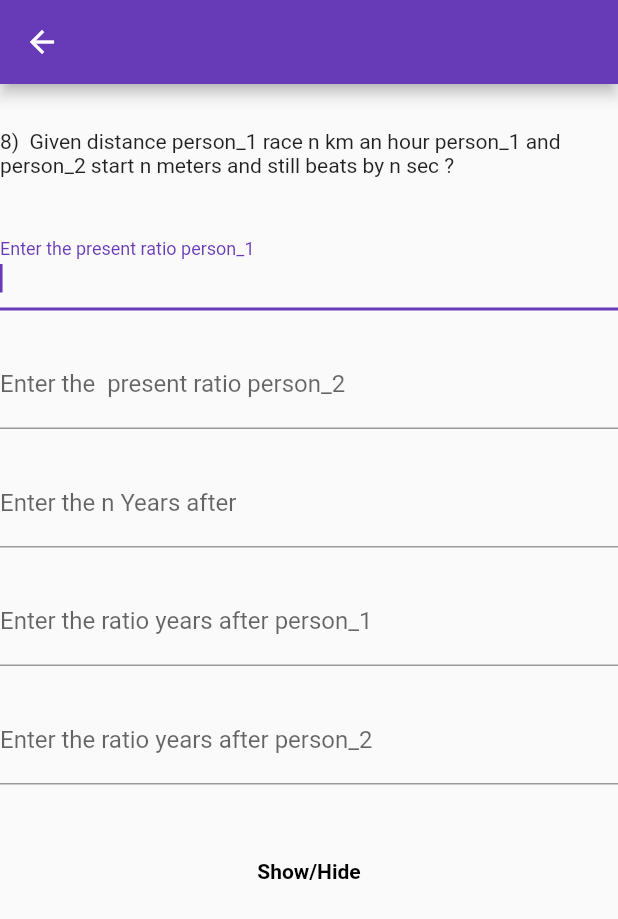
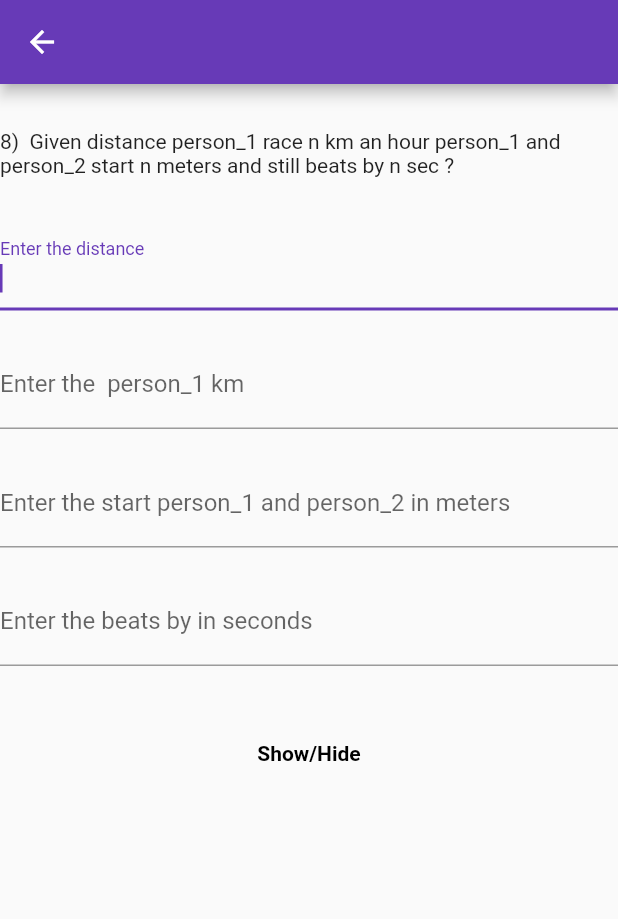
Before and after one commit to Devanandhsagar/apptitude_testing, a Flutter app: the RacesAnswer8 screen opened directly, after a tap on "Show/Hide", on a phone screen of 412 x 824 dp. Shown: the top 919 px of the screen. Run offline on Flutter 3.47's test engine with Material 2 defaults, Android fonts, the phone set to English and light mode, and no system bars.

Commit message:
Races problems are completed with answers

```diff
--- a/lib/Races.dart
+++ b/lib/Races.dart
@@ -56,7 +56,7 @@ class _RacesState extends State<Races> {
           },
           ),
           ListTile(
-            title: const Text('7)  Given distance person_1 defeated person_2 by n sec  ?'),onTap: (){
+            title: const Text('7)   Given distance person_1 defeated person_2 by n sec  and person_1 speed  ?'),onTap: (){
             Navigator.push(context, MaterialPageRoute(builder: (_)=>const RacesAnswer7()));
           },
           ),
--- a/lib/racesanswer10.dart
+++ b/lib/racesanswer10.dart
@@ -12,7 +12,6 @@ class _RacesAnswer10State extends State<RacesAnswer10> {
   var b = TextEditingController();
   var c = TextEditingController();
   var d = TextEditingController();
-  var e= TextEditingController();
   bool show = false;
   var result='';
 
@@ -26,7 +25,7 @@ class _RacesAnswer10State extends State<RacesAnswer10> {
           TextField(
             controller: a,
             decoration: const InputDecoration(
-              label: Text('Enter the present ratio person_1'),
+              label: Text('Enter distance of race'),
 
             ),
             textInputAction: TextInputAction.next,
@@ -37,7 +36,7 @@ class _RacesAnswer10State extends State<RacesAnswer10> {
           TextField(
             controller: b,
             decoration: const InputDecoration(
-              label: Text('Enter the  present ratio person_2'),
+              label: Text('Enter the person_1 beats person_2'),
             ),
             // textInputAction: TextInputAction.next,
             // onSubmitted: (_) => FocusScope.of(context).nextFocus(),
@@ -46,7 +45,7 @@ class _RacesAnswer10State extends State<RacesAnswer10> {
           TextField(
             controller: c,
             decoration: const InputDecoration(
-              label: Text('Enter the n Years after'),
+              label: Text('Enter the person_3'),
             ),
             // textInputAction: TextInputAction.next,
             // onSubmitted: (_) => FocusScope.of(context).nextFocus(),
@@ -55,33 +54,27 @@ class _RacesAnswer10State extends State<RacesAnswer10> {
           TextField(
             controller: d,
             decoration: const InputDecoration(
-              label: Text('Enter the ratio years after person_1'),
+              label: Text('Enter the another distance'),
             ),
             // textInputAction: TextInputAction.next,
             // onSubmitted: (_) => FocusScope.of(context).nextFocus(),
-          ),
-          const SizedBox(height: 20,),
-          TextField(
-            controller: e,
-            decoration: const InputDecoration(
-              label: Text('Enter the ratio years after person_2'),
-            ),
           ),
           const SizedBox(height: 50,),
           GestureDetector(
             onTap: (){
               setState(() {
                 show=!show;
-                int input1=0,input3=0,input5=0;
+                int input1=0,input2=0,input3=0,input4=0;
                 input1=int.parse(a.text);
+                input2=int.parse(b.text);
                 input3=int.parse(c.text);
-                input5=int.parse(e.text);
-                result = "Equation =   $input5  (  $input1  * x -   $input3 )   =  $input5  ( x -  $input3 ) \n"
-                    ">> $input5 * $input1 * x  - $input5 * $input3 = $input5 * x - $input5 * $input3  \n"
-                    ">>  ${input5*input1} * x - $input5 * x = ${input5*input3} - ${input5*input3} \n"
-                    ">> ${(input5*input1)-input5} * x = ${(input5*input3)-(input5*input3)} \n"
-                    ">> Value x = ${((input5*input3)-(input5*input3))/((input5*input1)-input5)}";
-
+                input4=int.parse(d.text);
+                result = "person_1 : person_2 = $input1 : ${input1-input2} \n"
+                    "person_1 : person_3 = $input1 : ${input1-input3}\n"
+                    "person_3/person_2 = person_3/person_1 * person_1/person_2 = ${input1-input2}/$input1 * $input1 /${input1-input3} \n"
+                    ">>${input1-input3} / ${(input1 - input3)/(((input1-input2)/input1) * (input1/(input1-input3)))}\n"
+                    "${1/((input1-input3)- ((input1 - input3)/(((input1-input2)/input1) * (input1/(input1-input3)))))} * $input4 \n"
+                    "${((1/((input1-input3)- ((input1 - input3)/(((input1-input2)/input1) * (input1/(input1-input3)))))) * input4).abs()}  m";
               });
             }, child: const Text('Show/Hide' , style: TextStyle(color: Colors.black ,fontWeight: FontWeight.bold),) ,
           ),
--- a/lib/racesanswer6.dart
+++ b/lib/racesanswer6.dart
@@ -11,8 +11,6 @@ class _RacesAnswer6State extends State<RacesAnswer6> {
   var a = TextEditingController();
   var b = TextEditingController();
   var c = TextEditingController();
-  var d = TextEditingController();
-  var e= TextEditingController();
   bool show = false;
   var result='';
 
@@ -26,7 +24,7 @@ class _RacesAnswer6State extends State<RacesAnswer6> {
           TextField(
             controller: a,
             decoration: const InputDecoration(
-              label: Text('Enter the present ratio person_1'),
+              label: Text('Enter distance in meters'),
 
             ),
             textInputAction: TextInputAction.next,
@@ -37,7 +35,7 @@ class _RacesAnswer6State extends State<RacesAnswer6> {
           TextField(
             controller: b,
             decoration: const InputDecoration(
-              label: Text('Enter the  present ratio person_2'),
+              label: Text('Enter the  person_1 covers in seconds'),
             ),
             // textInputAction: TextInputAction.next,
             // onSubmitted: (_) => FocusScope.of(context).nextFocus(),
@@ -46,41 +44,23 @@ class _RacesAnswer6State extends State<RacesAnswer6> {
           TextField(
             controller: c,
             decoration: const InputDecoration(
-              label: Text('Enter the n Years after'),
+              label: Text('Enter the  person_2 covers in seconds'),
             ),
             // textInputAction: TextInputAction.next,
             // onSubmitted: (_) => FocusScope.of(context).nextFocus(),
-          ),
-          const SizedBox(height: 20,),
-          TextField(
-            controller: d,
-            decoration: const InputDecoration(
-              label: Text('Enter the ratio years after person_1'),
-            ),
-            // textInputAction: TextInputAction.next,
-            // onSubmitted: (_) => FocusScope.of(context).nextFocus(),
-          ),
-          const SizedBox(height: 20,),
-          TextField(
-            controller: e,
-            decoration: const InputDecoration(
-              label: Text('Enter the ratio years after person_2'),
-            ),
           ),
           const SizedBox(height: 50,),
           GestureDetector(
             onTap: (){
               setState(() {
                 show=!show;
-                int input1=0,input3=0,input5=0;
+                int input1=0,input2=0,input3=0;
                 input1=int.parse(a.text);
+                input2=int.parse(b.text);
                 input3=int.parse(c.text);
-                input5=int.parse(e.text);
-                result = "Equation =   $input5  (  $input1  * x -   $input3 )   =  $input5  ( x -  $input3 ) \n"
-                    ">> $input5 * $input1 * x  - $input5 * $input3 = $input5 * x - $input5 * $input3  \n"
-                    ">>  ${input5*input1} * x - $input5 * x = ${input5*input3} - ${input5*input3} \n"
-                    ">> ${(input5*input1)-input5} * x = ${(input5*input3)-(input5*input3)} \n"
-                    ">> Value x = ${((input5*input3)-(input5*input3))/((input5*input1)-input5)}";
+                result = "Distance covered by person_2 in $input3 = $input1 \n"
+                    "Distance covered by in $input2 = ($input1/$input3)*$input2 = ${(input1/input3)*input2}\n"
+                    "person_2 was distance ($input1 - ${(input1/input3)*input2} = ${input1 - ((input1/input3)*input2)}";
 
               });
             }, child: const Text('Show/Hide' , style: TextStyle(color: Colors.black ,fontWeight: FontWeight.bold),) ,
--- a/lib/racesanswer7.dart
+++ b/lib/racesanswer7.dart
@@ -11,22 +11,19 @@ class _RacesAnswer7State extends State<RacesAnswer7> {
   var a = TextEditingController();
   var b = TextEditingController();
   var c = TextEditingController();
-  var d = TextEditingController();
-  var e= TextEditingController();
   bool show = false;
   var result='';
-
   @override
   Widget build(BuildContext context) {
     return Scaffold(appBar: AppBar(
     ),
       body: Column(
-        children:[ const SizedBox(height: 30,),const Text('7)  Given distance person_1 defeated person_2 by n sec  ?'),
+        children:[ const SizedBox(height: 30,),const Text('7)  Given distance person_1 defeated person_2 by n sec  and person_1 speed ?'),
           const SizedBox(height: 30,),
           TextField(
             controller: a,
             decoration: const InputDecoration(
-              label: Text('Enter the present ratio person_1'),
+              label: Text('Enter the distance'),
 
             ),
             textInputAction: TextInputAction.next,
@@ -37,7 +34,7 @@ class _RacesAnswer7State extends State<RacesAnswer7> {
           TextField(
             controller: b,
             decoration: const InputDecoration(
-              label: Text('Enter the  present ratio person_2'),
+              label: Text('Enter defeated in seconds'),
             ),
             // textInputAction: TextInputAction.next,
             // onSubmitted: (_) => FocusScope.of(context).nextFocus(),
@@ -46,41 +43,25 @@ class _RacesAnswer7State extends State<RacesAnswer7> {
           TextField(
             controller: c,
             decoration: const InputDecoration(
-              label: Text('Enter the n Years after'),
+              label: Text('Enter the person_1 speed'),
             ),
             // textInputAction: TextInputAction.next,
             // onSubmitted: (_) => FocusScope.of(context).nextFocus(),
           ),
-          const SizedBox(height: 20,),
-          TextField(
-            controller: d,
-            decoration: const InputDecoration(
-              label: Text('Enter the ratio years after person_1'),
-            ),
-            // textInputAction: TextInputAction.next,
-            // onSubmitted: (_) => FocusScope.of(context).nextFocus(),
-          ),
-          const SizedBox(height: 20,),
-          TextField(
-            controller: e,
-            decoration: const InputDecoration(
-              label: Text('Enter the ratio years after person_2'),
-            ),
-          ),
+
           const SizedBox(height: 50,),
           GestureDetector(
             onTap: (){
               setState(() {
                 show=!show;
-                int input1=0,input3=0,input5=0;
+                int input1=0,input2=0,input3=0;
                 input1=int.parse(a.text);
+                input2=int.parse(b.text);
                 input3=int.parse(c.text);
-                input5=int.parse(e.text);
-                result = "Equation =   $input5  (  $input1  * x -   $input3 )   =  $input5  ( x -  $input3 ) \n"
-                    ">> $input5 * $input1 * x  - $input5 * $input3 = $input5 * x - $input5 * $input3  \n"
-                    ">>  ${input5*input1} * x - $input5 * x = ${input5*input3} - ${input5*input3} \n"
-                    ">> ${(input5*input1)-input5} * x = ${(input5*input3)-(input5*input3)} \n"
-                    ">> Value x = ${((input5*input3)-(input5*input3))/((input5*input1)-input5)}";
+                result = "person_1 speed = $input3 km/hr = ($input3 * 5/18) = ${input3*(5/18)} m/sec \n"
+                    "Time taken person_1 cover $input1 = ($input1 * 1/${input3*(5/18)} = ${input1 * (1/(input3*(5/18)))} \n"
+                    "Time taken to person_2 = (${input1 * (1/(input3*(5/18)))} + $input2 = ${(input1 * (1/(input3*(5/18))))+input2} \n"
+                    "person_2 = $input1/${(input1 * (1/(input3*(5/18))))+input2} * 18/5 = ${(input1/((input1 /(1/(input3*(5/18))))+input2))*(18/5)}  km/hr";
 
               });
             }, child: const Text('Show/Hide' , style: TextStyle(color: Colors.black ,fontWeight: FontWeight.bold),) ,
--- a/lib/racesanswer8.dart
+++ b/lib/racesanswer8.dart
@@ -12,7 +12,6 @@ class _RacesAnswer8State extends State<RacesAnswer8> {
   var b = TextEditingController();
   var c = TextEditingController();
   var d = TextEditingController();
-  var e= TextEditingController();
   bool show = false;
   var result='';
 
@@ -26,7 +25,7 @@ class _RacesAnswer8State extends State<RacesAnswer8> {
           TextField(
             controller: a,
             decoration: const InputDecoration(
-              label: Text('Enter the present ratio person_1'),
+              label: Text('Enter the distance'),
 
             ),
             textInputAction: TextInputAction.next,
@@ -37,7 +36,7 @@ class _RacesAnswer8State extends State<RacesAnswer8> {
           TextField(
             controller: b,
             decoration: const InputDecoration(
-              label: Text('Enter the  present ratio person_2'),
+              label: Text('Enter the  person_1 km'),
             ),
             // textInputAction: TextInputAction.next,
             // onSubmitted: (_) => FocusScope.of(context).nextFocus(),
@@ -46,7 +45,7 @@ class _RacesAnswer8State extends State<RacesAnswer8> {
           TextField(
             controller: c,
             decoration: const InputDecoration(
-              label: Text('Enter the n Years after'),
+              label: Text('Enter the start person_1 and person_2 in meters '),
             ),
             // textInputAction: TextInputAction.next,
             // onSubmitted: (_) => FocusScope.of(context).nextFocus(),
@@ -55,33 +54,24 @@ class _RacesAnswer8State extends State<RacesAnswer8> {
           TextField(
             controller: d,
             decoration: const InputDecoration(
-              label: Text('Enter the ratio years after person_1'),
+              label: Text('Enter the beats by in seconds'),
             ),
             // textInputAction: TextInputAction.next,
             // onSubmitted: (_) => FocusScope.of(context).nextFocus(),
-          ),
-          const SizedBox(height: 20,),
-          TextField(
-            controller: e,
-            decoration: const InputDecoration(
-              label: Text('Enter the ratio years after person_2'),
-            ),
           ),
           const SizedBox(height: 50,),
           GestureDetector(
             onTap: (){
               setState(() {
                 show=!show;
-                int input1=0,input3=0,input5=0;
+                int input1=0,input2=0,input3=0,input4=0;
                 input1=int.parse(a.text);
+                input2=int.parse(b.text);
                 input3=int.parse(c.text);
-                input5=int.parse(e.text);
-                result = "Equation =   $input5  (  $input1  * x -   $input3 )   =  $input5  ( x -  $input3 ) \n"
-                    ">> $input5 * $input1 * x  - $input5 * $input3 = $input5 * x - $input5 * $input3  \n"
-                    ">>  ${input5*input1} * x - $input5 * x = ${input5*input3} - ${input5*input3} \n"
-                    ">> ${(input5*input1)-input5} * x = ${(input5*input3)-(input5*input3)} \n"
-                    ">> Value x = ${((input5*input3)-(input5*input3))/((input5*input1)-input5)}";
-
+                input4=int.parse(d.text);
+                result = "person_1 speed = $input2 km/hr = ($input2 * 5/18 ) = ${input2 *(5/18)} \n"
+                    "person_1 cover $input1 = ($input1 * ${input2 *(5/18)} = ${input1 * (1/(input2 *(5/18)))} \n"
+                    "person_2 cover $input1 - $input3 = (${input1 * (1/(input2 *(5/18)))} + $input4) = ${(input1 * (1/(input2 *(5/18)))) + input4} secs";
               });
             }, child: const Text('Show/Hide' , style: TextStyle(color: Colors.black ,fontWeight: FontWeight.bold),) ,
           ),
--- a/lib/racesanswer9.dart
+++ b/lib/racesanswer9.dart
@@ -9,8 +9,6 @@ class _RacesAnswer9State extends State<RacesAnswer9> {
   var a = TextEditingController();
   var b = TextEditingController();
   var c = TextEditingController();
-  var d = TextEditingController();
-  var e= TextEditingController();
   bool show = false;
   var result='';
 
@@ -24,7 +22,7 @@ class _RacesAnswer9State extends State<RacesAnswer9> {
           TextField(
             controller: a,
             decoration: const InputDecoration(
-              label: Text('Enter the present ratio person_1'),
+              label: Text('Enter the distance of race'),
 
             ),
             textInputAction: TextInputAction.next,
@@ -35,7 +33,7 @@ class _RacesAnswer9State extends State<RacesAnswer9> {
           TextField(
             controller: b,
             decoration: const InputDecoration(
-              label: Text('Enter the  present ratio person_2'),
+              label: Text('Enter the  person_1 beats person_2'),
             ),
             // textInputAction: TextInputAction.next,
             // onSubmitted: (_) => FocusScope.of(context).nextFocus(),
@@ -44,41 +42,25 @@ class _RacesAnswer9State extends State<RacesAnswer9> {
           TextField(
             controller: c,
             decoration: const InputDecoration(
-              label: Text('Enter the n Years after'),
+              label: Text('Enter the person_2 beats person_3'),
             ),
             // textInputAction: TextInputAction.next,
             // onSubmitted: (_) => FocusScope.of(context).nextFocus(),
-          ),
-          const SizedBox(height: 20,),
-          TextField(
-            controller: d,
-            decoration: const InputDecoration(
-              label: Text('Enter the ratio years after person_1'),
-            ),
-            // textInputAction: TextInputAction.next,
-            // onSubmitted: (_) => FocusScope.of(context).nextFocus(),
-          ),
-          const SizedBox(height: 20,),
-          TextField(
-            controller: e,
-            decoration: const InputDecoration(
-              label: Text('Enter the ratio years after person_2'),
-            ),
           ),
           const SizedBox(height: 50,),
           GestureDetector(
             onTap: (){
               setState(() {
                 show=!show;
-                int input1=0,input3=0,input5=0;
+                int input1=0,input2=0,input3=0;
                 input1=int.parse(a.text);
+                input2=int.parse(b.text);
                 input3=int.parse(c.text);
-                input5=int.parse(e.text);
-                result = "Equation =   $input5  (  $input1  * x -   $input3 )   =  $input5  ( x -  $input3 ) \n"
-                    ">> $input5 * $input1 * x  - $input5 * $input3 = $input5 * x - $input5 * $input3  \n"
-                    ">>  ${input5*input1} * x - $input5 * x = ${input5*input3} - ${input5*input3} \n"
-                    ">> ${(input5*input1)-input5} * x = ${(input5*input3)-(input5*input3)} \n"
-                    ">> Value x = ${((input5*input3)-(input5*input3))/((input5*input1)-input5)}";
+                result = "person_1 : person_2 = $input1 : ${input1-input2} \n"
+                    "person_2 : person_3 = $input1 : ${input1-input3}\n"
+                    "person_1/person_3 = person_1/person_2 * person_2/person_3 = $input1 / ${input1-input2} * $input1 /${input1-input3} \n"
+                    ">>$input1 : ${input1/((input1/(input1-input2))*(input1/(input1-input3)))} \n"
+                    "person_1 beats person_2 = $input1 - ${input1/((input1/(input1-input2))*(input1/(input1-input3)))} = ${input1-(input1/((input1/(input1-input2))*(input1/(input1-input3))))} meters ";
 
               });
             }, child: const Text('Show/Hide' , style: TextStyle(color: Colors.black ,fontWeight: FontWeight.bold),) ,
```
Also changed, not shown: lib/racesanswer5.dart (+5 -5 lines).
